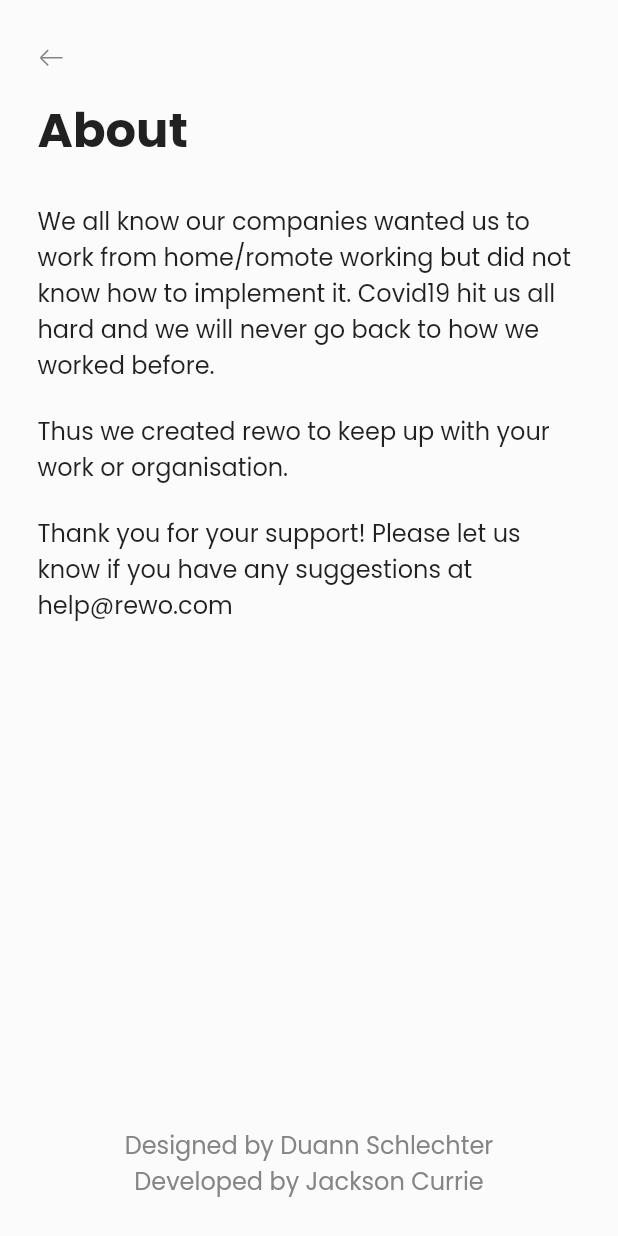
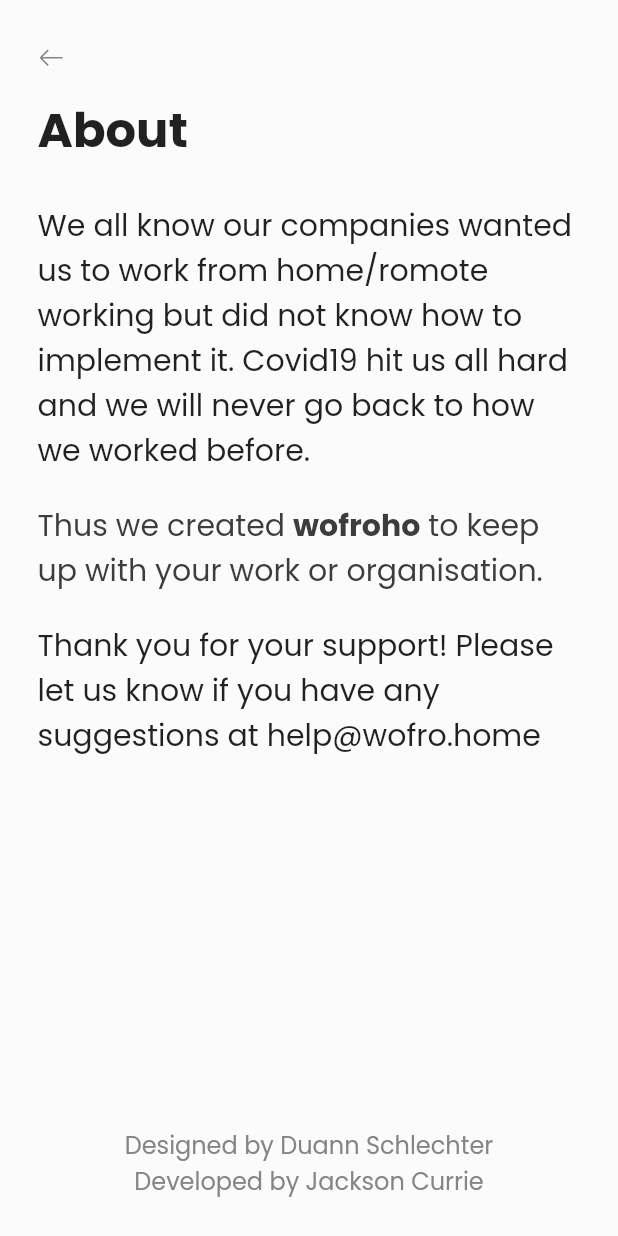
Before and after one commit to jacksoncurrie/wofroho-mobile, a Flutter app: the AboutPage widget shown alone on an empty page, opened directly, on a phone screen of 412 x 824 dp. Run offline on Flutter 3.47's test engine with Material 2 defaults, Android fonts, the phone set to English and light mode, and no system bars; our stand-ins replace flutter_svg, image_picker.

Commit message:
Add bold text

```diff
--- /dev/null
+++ b/lib/atoms/rich_text_paragraph.dart
@@ -0,0 +1,50 @@
+import 'package:flutter/material.dart';
+import '../theme.dart';
+
+class RichTextParagraph extends StatelessWidget {
+  RichTextParagraph({
+    @required this.textSpanItems,
+  });
+
+  final List<TextSpanItem> textSpanItems;
+
+  @override
+  Widget build(BuildContext context) {
+    return RichText(
+      text: TextSpan(
+        text: textSpanItems.first.text,
+        style: _getFinalStyle(textSpanItems.first, context),
+        children: textSpanItems
+            .skip(1)
+            .map((i) => TextSpan(
+                  text: i.text,
+                  style: _getFinalStyle(i, context),
+                ))
+            .toList(),
+      ),
+    );
+  }
+
+  TextStyle _getFinalStyle(TextSpanItem textSpanItem, BuildContext context) {
+    return TextStyle(
+      fontFamily: 'Poppins',
+      fontWeight: textSpanItem.fontWeight ?? FontWeight.normal,
+      fontSize: textSpanItem.fontSize ?? 20,
+      color: textSpanItem.textColor ?? Theme.of(context).colorScheme.text,
+    );
+  }
+}
+
+class TextSpanItem {
+  TextSpanItem({
+    @required this.text,
+    this.fontWeight,
+    this.textColor,
+    this.fontSize,
+  });
+
+  final String text;
+  final FontWeight fontWeight;
+  final Color textColor;
+  final double fontSize;
+}
--- a/lib/pages/about_page.dart
+++ b/lib/pages/about_page.dart
@@ -1,6 +1,7 @@
 import 'package:flutter/material.dart';
 import 'package:flutter_svg/svg.dart';
 import 'package:wofroho_mobile/atoms/paragraph_text.dart';
+import 'package:wofroho_mobile/atoms/rich_text_paragraph.dart';
 import 'package:wofroho_mobile/atoms/single_icon_button.dart';
 import 'package:wofroho_mobile/templates/action_page_template.dart';
 import 'package:wofroho_mobile/templates/input_template.dart';
@@ -60,25 +61,34 @@
     return Column(
       children: [
         _showParagraph(
-          'We all know our companies wanted us to work from home/romote working but did not know how to implement it. Covid19 hit us all hard and we will never go back to how we worked before.',
+          ParagraphText(
+            text:
+                'We all know our companies wanted us to work from home/romote working but did not know how to implement it. Covid19 hit us all hard and we will never go back to how we worked before.',
+            fontSize: 20.0,
+          ),
         ),
         _showParagraph(
-          'Thus we created rewo to keep up with your work or organisation.',
+          RichTextParagraph(
+            textSpanItems: [
+              TextSpanItem(text: 'Thus we created '),
+              TextSpanItem(text: 'wofroho', fontWeight: FontWeight.bold),
+              TextSpanItem(text: ' to keep up with your work or organisation.'),
+            ],
+          ),
         ),
         _showParagraph(
-          'Thank you for your support! Please let us know if you have any suggestions at help@rewo.com',
+          ParagraphText(
+            text:
+                'Thank you for your support! Please let us know if you have any suggestions at help@wofro.home',
+            fontSize: 20,
+          ),
         ),
       ],
     );
   }
 
-  Widget _showParagraph(String text) {
-    return Padding(
-      padding: const EdgeInsets.only(bottom: 20),
-      child: ParagraphText(
-        text: text,
-      ),
-    );
+  Widget _showParagraph(Widget text) {
+    return Padding(padding: const EdgeInsets.only(bottom: 20), child: text);
   }
 
   Widget _showAboutDetails() {
```
Also changed, not shown: lib/pages/create_organisation_page.dart (+9 -4 lines), lib/pages/settings_page.dart (+15 -3 lines), lib/pages/setup_page.dart (+13 -6 lines).
